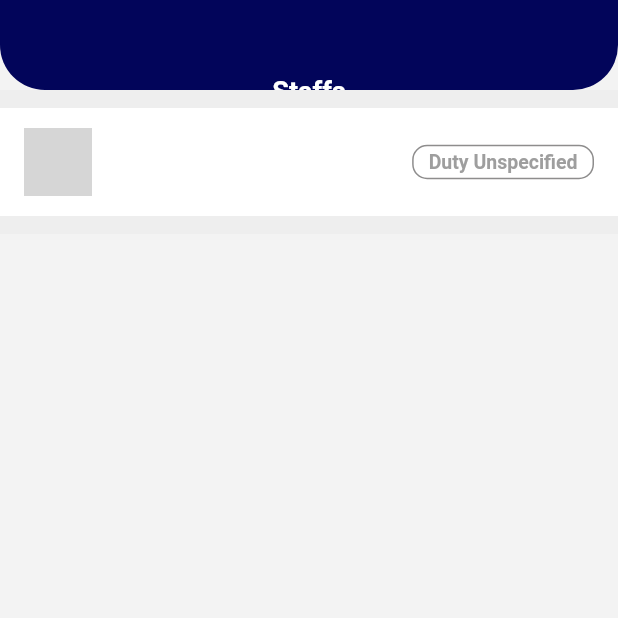
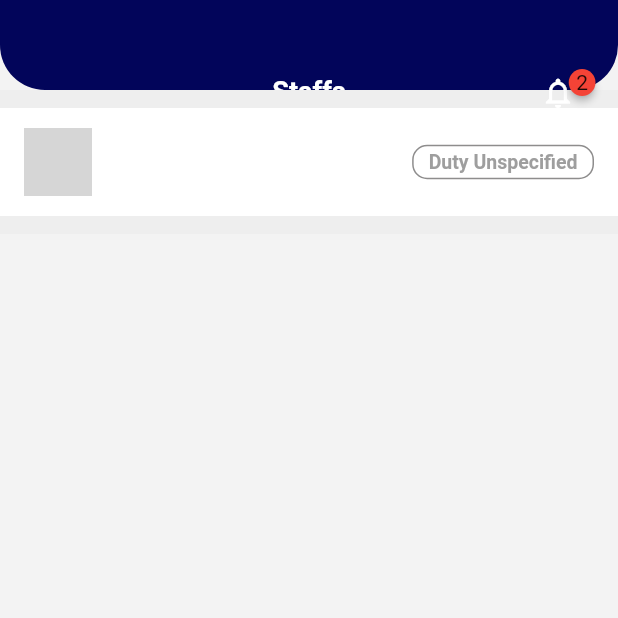
Before and after one commit to Enisco/hospital_staff_management, a Flutter app: the AdminHomePage screen opened directly, on a phone screen of 412 x 824 dp, the top half of it. Run offline on Flutter 3.47's test engine with Material 2 defaults, Android fonts, the phone set to English and light mode, and no system bars; drawn by our look-alikes of badges; our stand-ins replace avatar_glow, cached_network_image, carousel_slider, expandable, firebase_core, firebase_database and 10 more; missing offline and left inert: cupertino_will_pop_scope, omni_datetime_picker; accounts and stored records are empty; network calls fail; project files that could hold a hidden picture were left out; grey boxes are pictures that could not be loaded.

Commit message:
added notification icon and badge for admin

```diff
--- a/lib/ui/features/homepage/homepage_views/homepage.dart
+++ b/lib/ui/features/homepage/homepage_views/homepage.dart
@@ -15,6 +15,7 @@ import 'package:hospital_staff_management/ui/shared/spacer.dart';
 import 'package:hospital_staff_management/utils/app_constants/app_colors.dart';
 import 'package:hospital_staff_management/utils/app_constants/app_styles.dart';
 import 'package:hospital_staff_management/utils/screen_util/screen_util.dart';
+import 'package:badges/badges.dart' as badges;
 
 var log = getLogger('HomepageView');
 
@@ -93,8 +94,27 @@ class _AdminHomePageState extends State<AdminHomePage> {
           backgroundColor: AppColors.lightGray,
           appBar: PreferredSize(
             preferredSize: Size(screenSize(context).width, 60),
-            child: const CustomAppbar(
+            child: CustomAppbar(
               title: "Staffs",
+              actionWidget: InkWell(
+                onTap: () {
+                  log.wtf("Go to Notifications Screen");
+                },
+                child: SizedBox(
+                  width: 80,
+                  child: Container(
+                    margin: EdgeInsets.symmetric(horizontal: 25),
+                    width: 30,
+                    child: badges.Badge(
+                      badgeContent: Text('2'),
+                      child: Icon(
+                        Icons.notifications_none_outlined,
+                        color: AppColors.plainWhite,
+                      ),
+                    ),
+                  ),
+                ),
+              ),
             ),
           ),
           body: SingleChildScrollView(
--- a/lib/ui/shared/custom_appbar.dart
+++ b/lib/ui/shared/custom_appbar.dart
@@ -6,8 +6,14 @@ import 'package:hospital_staff_management/utils/screen_util/screen_util.dart';
 class CustomAppbar extends StatelessWidget {
   final String? title;
   final Color? appbarColor, titleColor;
-  const CustomAppbar(
-      {super.key, this.title, this.appbarColor, this.titleColor});
+  final Widget? actionWidget;
+  const CustomAppbar({
+    super.key,
+    this.title,
+    this.appbarColor,
+    this.titleColor,
+    this.actionWidget,
+  });
 
   @override
   Widget build(BuildContext context) {
@@ -25,10 +31,17 @@ class CustomAppbar extends StatelessWidget {
       child: Center(
         child: Padding(
           padding: const EdgeInsets.only(top: 30),
-          child: Text(
-            title ?? "HSMS",
-            style: AppStyles.regularStringStyle(
-                18, titleColor ?? AppColors.plainWhite),
+          child: Row(
+            mainAxisAlignment: MainAxisAlignment.spaceBetween,
+            children: [
+              SizedBox(width: 80),
+              Text(
+                title ?? "HSMS",
+                style: AppStyles.regularStringStyle(
+                    18, titleColor ?? AppColors.plainWhite),
+              ),
+              actionWidget ?? SizedBox(width: 80),
+            ],
           ),
         ),
       ),
--- a/pubspec.yaml
+++ b/pubspec.yaml
@@ -35,6 +35,7 @@ dependencies:
   firebase_messaging: ^14.7.0
   flutter_local_notifications: ^16.1.0
   http: ^1.1.0
+  badges: ^3.1.2
 
 dev_dependencies:
   flutter_test:
```
Also changed, not shown: pubspec.lock.
